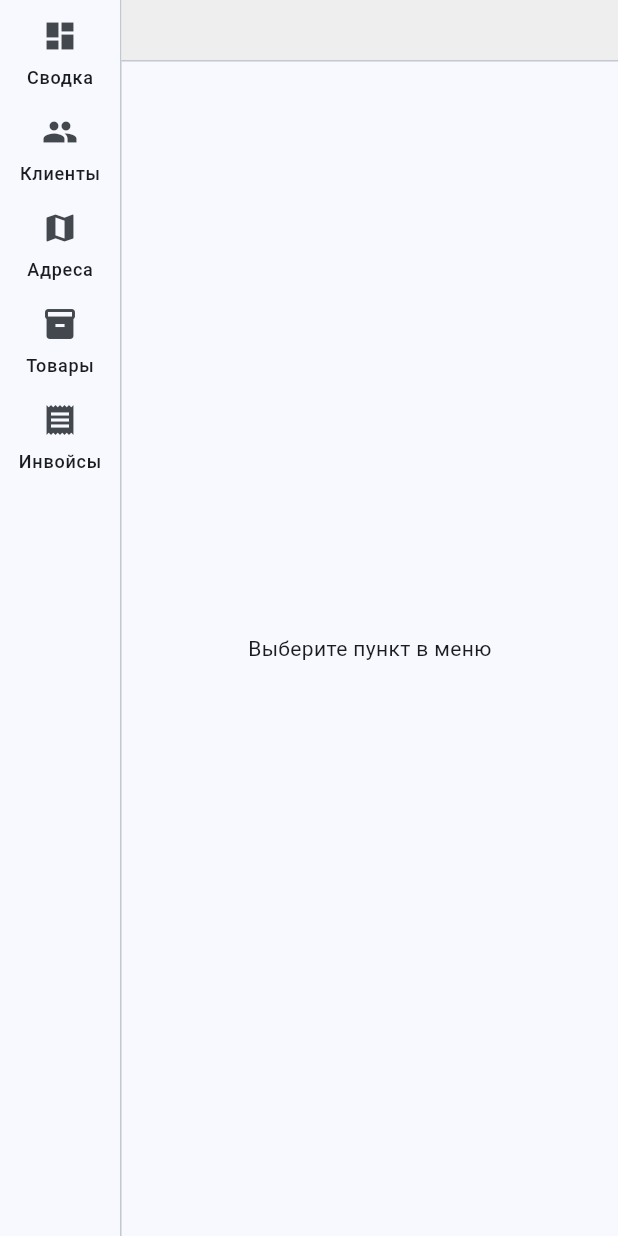
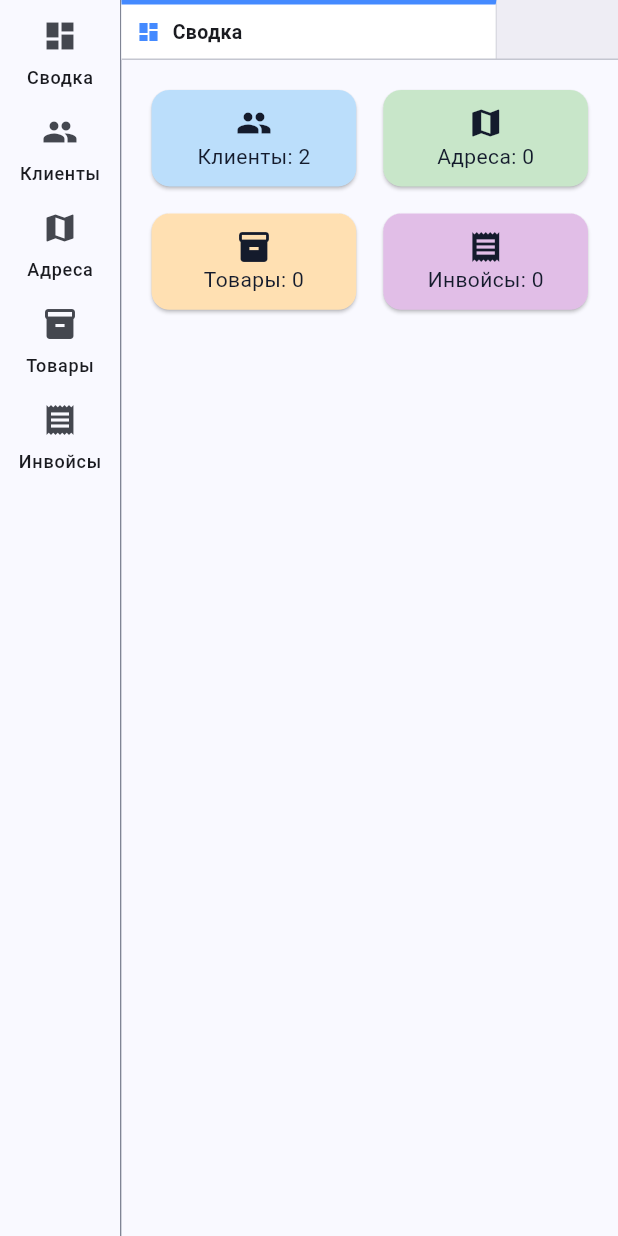
Before and after one commit to VerterTRG/flutter_app, a Flutter app: the screen it shows after launch, on a phone screen of 412 x 824 dp. Run offline on Flutter 3.47's test engine with Material 3 defaults, Android fonts, the phone set to English and light mode, and no system bars.

Commit message:
Example v2. TabBar init-0.2. Theme, text improving code.

```diff
--- a/lib/main.dart
+++ b/lib/main.dart
@@ -1,13 +1,25 @@
+import 'dart:math';
+
+import 'package:flutter/gestures.dart';
 import 'package:flutter/material.dart';
-import 'package:flutter_app/models.dart';
 import 'package:provider/provider.dart';
 import 'state.dart';
 import 'screens.dart';
+import 'models.dart';
+
+// --- КОНСТАНТЫ РАЗМЕРОВ ---
+const double kMinTabWidth = 120.0; // Минимальная ширина (включается скролл)
+const double kMaxTabWidth = 250.0; // Максимальная ширина (если места много)
+const double kTabBarHeight = 40.0; // Высота шапки
+
+const Color mainThemeColor = Colors.blueAccent;
+
+extension ExtendedThemeData on ColorScheme {
+  Color get primaryBase => mainThemeColor;
+}
 
 void main() {
-  runApp(
-    ChangeNotifierProvider(create: (_) => AppState(), child: const MyApp()),
-  );
+  runApp(ChangeNotifierProvider(create: (_) => AppState(), child: const MyApp()));
 }
 
 class MyApp extends StatelessWidget {
@@ -16,137 +28,186 @@ class MyApp extends StatelessWidget {
   Widget build(BuildContext context) {
     return MaterialApp(
       title: 'Multitab App',
-      theme: ThemeData(useMaterial3: true, colorSchemeSeed: Colors.blue),
+      debugShowCheckedModeBanner: false,
+      theme: ThemeData(
+        colorSchemeSeed: mainThemeColor,
+        useMaterial3: true,
+        // brightness: Brightness.dark
+      ),
       home: const MainLayout(),
     );
   }
 }
 
-class MainLayout extends StatelessWidget {
+class MainLayout extends StatefulWidget {
   const MainLayout({super.key});
+
+  @override
+  State<MainLayout> createState() => _MainLayoutState();
+}
+
+class _MainLayoutState extends State<MainLayout> {
+  // Контроллер для управления скроллом программно
+  final ScrollController _scrollController = ScrollController();
+
+  @override
+  void dispose() {
+    _scrollController.dispose();
+    super.dispose();
+  }
 
   @override
   Widget build(BuildContext context) {
     final state = context.watch<AppState>();
 
+    final theme = Theme.of(context);
+    final colors = theme.colorScheme;
+
     return Scaffold(
+      backgroundColor: colors.surfaceBright,
       body: Row(
         children: [
-          // 1. SIDEBAR (Боковое меню)
+          // 1. SIDEBAR
           NavigationRail(
-            selectedIndex:
-                null, // Мы не подсвечиваем меню, так как активны ТАБЫ
+            selectedIndex: null,
             onDestinationSelected: (index) {
-              final state = context.read<AppState>();
               switch (index) {
-                case 0:
-                  state.openTab(TabType.dashboard);
-                  break;
-                case 1:
-                  state.openTab(TabType.clients);
-                  break;
-                case 2:
-                  state.openTab(TabType.addresses);
-                  break;
-                case 3:
-                  state.openTab(TabType.products);
-                  break;
-                case 4:
-                  state.openTab(TabType.invoices);
-                  break;
+                case 0: state.openTab(TabType.dashboard); break;
+                case 1: state.openTab(TabType.clients); break;
+                case 2: state.openTab(TabType.addresses); break;
+                case 3: state.openTab(TabType.products); break;
+                case 4: state.openTab(TabType.invoices); break;
               }
             },
             labelType: NavigationRailLabelType.all,
             destinations: [
-              // Используем данные из Config, а не хардкод
-              NavigationRailDestination(
-                icon: Icon(TabConfig.icon(TabType.dashboard)),
-                label: Text(TabConfig.title(TabType.dashboard)),
-              ),
-              NavigationRailDestination(
-                icon: Icon(TabConfig.icon(TabType.clients)),
-                label: Text(TabConfig.title(TabType.clients)),
-              ),
-              NavigationRailDestination(
-                icon: Icon(TabConfig.icon(TabType.addresses)),
-                label: Text(TabConfig.title(TabType.addresses)),
-              ),
-              NavigationRailDestination(
-                icon: Icon(TabConfig.icon(TabType.products)),
-                label: Text(TabConfig.title(TabType.products)),
-              ),
-              NavigationRailDestination(
-                icon: Icon(TabConfig.icon(TabType.invoices)),
-                label: Text(TabConfig.title(TabType.invoices)),
-              ),
+              NavigationRailDestination(icon: Icon(TabConfig.icon(TabType.dashboard)), label: Text(TabConfig.title(TabType.dashboard))),
+              NavigationRailDestination(icon: Icon(TabConfig.icon(TabType.clients)), label: Text(TabConfig.title(TabType.clients))),
+              NavigationRailDestination(icon: Icon(TabConfig.icon(TabType.addresses)), label: Text(TabConfig.title(TabType.addresses))),
+              NavigationRailDestination(icon: Icon(TabConfig.icon(TabType.products)), label: Text(TabConfig.title(TabType.products))),
+              NavigationRailDestination(icon: Icon(TabConfig.icon(TabType.invoices)), label: Text(TabConfig.title(TabType.invoices))),
             ],
           ),
-          const VerticalDivider(thickness: 1, width: 1),
+          VerticalDivider(thickness: 0, width: 1, color: colors.secondary,),
 
-          // 2. MAIN AREA (Табы + Контент)
+          // 2. MAIN AREA
           Expanded(
             child: Column(
               children: [
-                // --- TAB BAR (Полоса вкладок) ---
+                // --- TAB BAR AREA ---
                 Container(
-                  height: 40,
-                  color: Colors.grey[200],
-                  child: ListView.builder(
+                  height: kTabBarHeight,
+                  color: colors.surfaceContainer,
+                  width: double.infinity,
+                  child: Column(
+                    crossAxisAlignment: CrossAxisAlignment.start,
+                    children: [
+                      LayoutBuilder(
+                        builder: (context, constraints) {
+                          final tabsCount = state.tabs.length;
+                          if (tabsCount == 0) return const SizedBox();
+
+                          // Расчет ширины
+                          double tabWidth = constraints.maxWidth / tabsCount;
+                          tabWidth = tabWidth.clamp(kMinTabWidth, kMaxTabWidth);
+
+                          // ! ИСПРАВЛЕНИЕ: Listener для перехвата колесика мыши
+                          return Listener(
+                            onPointerSignal: (event) {
+                              if (event is PointerScrollEvent) {
+                                // Перенаправляем вертикальный скролл (dy) в горизонтальный
+                                final newOffset = _scrollController.offset + event.scrollDelta.dy;
+                                if (_scrollController.hasClients) {
+                                  _scrollController.jumpTo(
+                                    newOffset.clamp(0.0, _scrollController.position.maxScrollExtent),
+                                  );
+                                }
+                              }
+                            },
+                            child: Scrollbar(
+                              controller: _scrollController,
+                              thumbVisibility: false, // Всегда показывать ползунок при скролле
+                              trackVisibility: false,
+                              thickness: 0, // Толщина скроллбара
+                              child: SingleChildScrollView(
+                                controller: _scrollController, // Подключаем контроллер
                                 scrollDirection: Axis.horizontal,
-                    itemCount: state.tabs.length,
-                    itemBuilder: (ctx, index) {
+                                physics: const BouncingScrollPhysics(),
+                                child: Row(
+                                  crossAxisAlignment: CrossAxisAlignment.end,
+                                  children: List.generate(state.tabs.length, (index) {
                                     final tab = state.tabs[index];
                                     final isActive = index == state.activeTabIndex;
+                                    // Проверка: Это Dashboard?
+                                    final isPinned = tab.id == TabType.dashboard.name;
 
                                     return InkWell(
                                       onTap: () => state.setActiveTab(index),
-                        child: Container(
-                          padding: const EdgeInsets.symmetric(horizontal: 12),
+                                      child: AnimatedContainer(
+                                        duration: const Duration(milliseconds: 200),
+                                        curve: Curves.easeOut,
+                                        width: tabWidth,
+                                        height: kTabBarHeight,
+                                        padding: const EdgeInsets.symmetric(horizontal: 10),
                                         decoration: BoxDecoration(
-                            color: isActive ? Colors.white : Colors.transparent,
-                            border: const Border(
-                              right: BorderSide(color: Colors.grey, width: 0.5),
-                            ),
+                                          // color: isActive ? colors.surface : Colors.transparent,
+                                          color: isActive ? colors.surfaceContainerLowest : colors.surface,
+                                          border: isActive
+                                            ? Border(
+                                            top: BorderSide(color: colors.primaryBase, width: 3),
+                                            right: BorderSide(color: colors.outlineVariant, width: 0.5),
+                                            // left: BorderSide(color: colors.outlineVariant, width: 0.5),
+                                            )
+                                            : Border(right: BorderSide(color: colors.outlineVariant, width: 0.5)),
                                         ),
                                         child: Row(
                                           children: [
-                              Icon(
-                                tab.icon,
-                                size: 16,
-                                color: isActive ? Colors.blue : Colors.grey,
-                              ),
+                                            Icon(tab.icon, size: 16, color: isActive ? colors.primaryBase : colors.onSurfaceVariant),
                                             const SizedBox(width: 8),
-                              Text(
+                                            Expanded(
+                                              child: Text(
                                                 tab.title,
+                                                maxLines: 1,
+                                                overflow: TextOverflow.ellipsis,
                                                 style: TextStyle(
-                                  fontWeight: isActive
-                                      ? FontWeight.bold
-                                      : FontWeight.normal,
+                                                  fontSize: 13,
+                                                  fontWeight: isActive ? FontWeight.w600 : FontWeight.normal,
+                                                  color: isActive ? colors.onSurface : colors.onSurfaceVariant,
                                                 ),
                                               ),
-                              const SizedBox(width: 8),
-                              // Кнопка закрытия (X)
-                              IconButton(
-                                icon: const Icon(Icons.close, size: 14),
-                                onPressed: () => state.closeTab(index),
-                                padding: EdgeInsets.zero,
-                                constraints:
-                                    const BoxConstraints(), // убираем отступы
                                             ),
+                                            if (!isPinned) ...[const SizedBox(width: 4),
+                                            MouseRegion(
+                                              cursor: SystemMouseCursors.click,
+                                              child: GestureDetector(
+                                                onTap: () => state.closeTab(index),
+                                                child: Icon(Icons.close, size: 16, color: colors.onSurfaceVariant),
+                                              ),
+                                            )],
                                           ],
+                                        ),
+                                      ),
+                                    );
+                                  }),
+                                ),
                               ),
                             ),
                           );
                         },
                       ),
+                      Expanded(
+                        child: const Divider(height: 1, thickness: 1),
                       ),
-                const Divider(height: 1),
+                    ],
+                  ),
+                ),
 
-                // --- CONTENT (Сам экран) ---
+                // const Divider(height: 1, thickness: 1),
+
+                // --- CONTENT ---
                 Expanded(
-                  // IndexedStack хранит состояние всех открытых экранов "живым"
                   child: state.tabs.isEmpty
-                      ? const Center(child: Text("Выберите пункт в меню"))
+                      ? Center(child: Text("Выберите пункт в меню", style: TextStyle(color: colors.onSurfaceVariant)))
                       : IndexedStack(
                           index: state.activeTabIndex,
                           children: state.tabs.map((t) => t.screen).toList(),
--- a/lib/screens.dart
+++ b/lib/screens.dart
@@ -37,8 +37,8 @@ class _InfoCard extends StatelessWidget {
   @override
   Widget build(BuildContext context) {
     return Card(color: color, child: InkWell(onTap: onTap, child: Center(child: Column(mainAxisAlignment: MainAxisAlignment.center, children: [
-      Icon(TabConfig.icon(type)), // Берем иконку из конфига
-      Text('${TabConfig.title(type)}: $count') // Берем название из конфига
+      Icon(TabConfig.icon(type), color: Theme.of(context).colorScheme.onSecondaryFixed,), // Берем иконку из конфига
+      Text('${TabConfig.title(type)}: $count', style: TextStyle(color: Theme.of(context).colorScheme.onSecondaryFixed)) // Берем название из конфига
     ]))));
   }
 }
@@ -54,7 +54,7 @@ class ClientsScreen extends StatelessWidget {
 
     return Padding(padding: const EdgeInsets.all(20), child: Column(children: [
       TextField(controller: nameController, decoration: const InputDecoration(labelText: 'ФИО Клиента')),
-      ElevatedButton(onPressed: () { context.read<AppState>().addClient(nameController.text); nameController.clear(); }, child: const Text('Создать')),
+      FilledButton(onPressed: () { context.read<AppState>().addClient(nameController.text); nameController.clear(); }, child: const Text('Создать')),
       Expanded(child: ListView(
         children: state.clients.map((c) => ListTile(
           title: Text(c.name),
@@ -82,7 +82,7 @@ class AddressesScreen extends StatelessWidget {
       Row(children: [
         Expanded(child: DropdownButtonFormField<String>(value: selectedClientId, items: state.clients.map((c) => DropdownMenuItem(value: c.id, child: Text(c.name))).toList(), onChanged: (val) => selectedClientId = val, decoration: const InputDecoration(labelText: 'Клиент'))),
         IconButton(
-          icon: const Icon(Icons.add_circle, color: Colors.blue),
+          icon: Icon(Icons.add_circle, color: Theme.of(context).colorScheme.primary),
           // ! БЕЗ ХАРДКОДА: Просто передаем Тип и ID текущего таба
           onPressed: () => context.read<AppState>().openTab(TabType.createClient, sourceTabId: tabId)
         )
--- a/lib/state.dart
+++ b/lib/state.dart
@@ -25,8 +25,16 @@ class AppState extends ChangeNotifier {
   void addInvoice(String clientId, String addressId) { invoices.add(Invoice(DateTime.now().toString(), clientId, addressId)); notifyListeners(); }
 
   // === НАВИГАЦИЯ ===
-  List<TabItem> tabs = [];
-  int activeTabIndex = -1;
+  List<TabItem> tabs = [
+    TabItem(
+      id: TabType.dashboard.name,
+      title: TabConfig.title(TabType.dashboard),
+      icon: TabConfig.icon(TabType.dashboard),
+      screen: DashboardScreen(tabId: TabType.dashboard.name)
+    )
+  ];
+  // int activeTabIndex = -1;
+  int activeTabIndex = 0;
 
   // ГЛАВНЫЙ МЕТОД ОТКРЫТИЯ
   // type: Тип вкладки
@@ -90,6 +98,9 @@ class AppState extends ChangeNotifier {
   }
 
   void closeTab(int index) {
+    // ЗАЩИТА: Не даем закрыть Dashboard (если вдруг UI позволит)
+    if (tabs[index].id == TabType.dashboard.name) return;
+
     tabs.removeAt(index);
     if (tabs.isEmpty) {
       activeTabIndex = -1;
```
Lines whose indentation alone changed are shown as unchanged.
